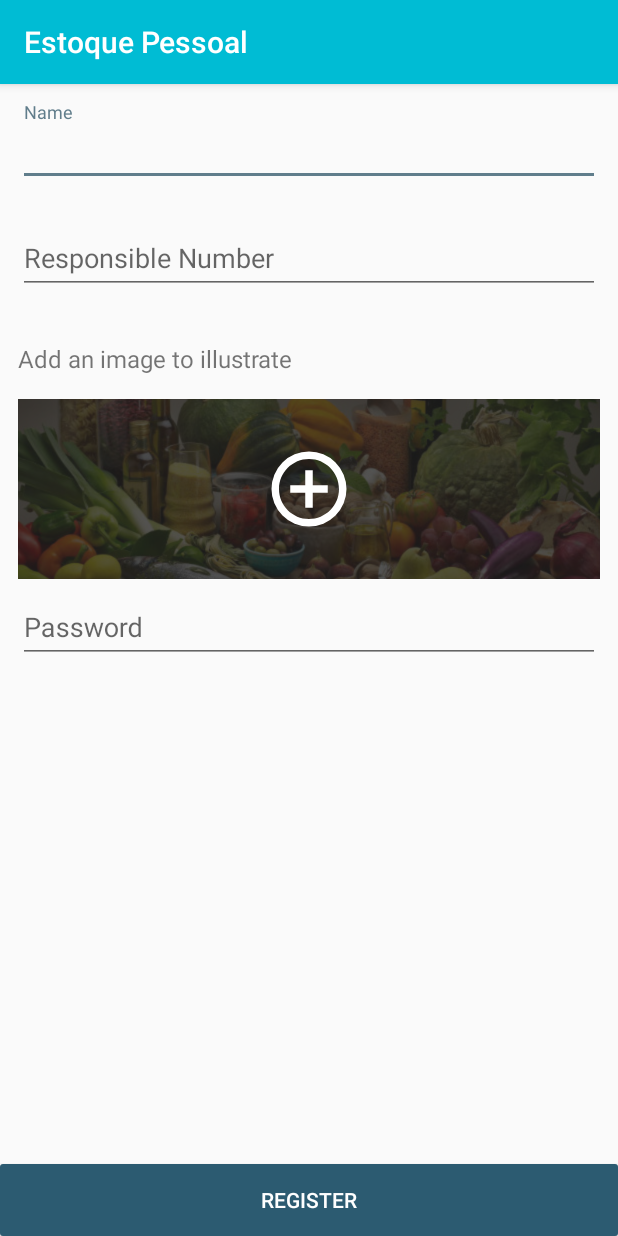
After one commit to hrick/EstoquePessoal, an Android app: the RegisterStockActivity screen opened directly, with no data from a screen before it, on a phone screen of 412 x 824 dp. The commit adds this screen. Run offline under Robolectric (Android 15) with nearby library versions, the phone set to English and light mode, and no system bars.

Commit message:
Form stock

```diff
--- a/app/src/main/java/br/com/hrick/estoquepessoal/entity/User.java
+++ b/app/src/main/java/br/com/hrick/estoquepessoal/entity/User.java
@@ -13,10 +13,10 @@ public class User {
     public static final String PASSWORD = "password";
 
     @SerializedName("usuario")
-    @DatabaseField(id = true)
+    @DatabaseField(id = true, columnName = USER)
     private String user;
     @SerializedName("senha")
-    @DatabaseField()
+    @DatabaseField(columnName = PASSWORD)
     private String password;
 
     public String getUser() {
--- /dev/null
+++ b/app/src/main/java/br/com/hrick/estoquepessoal/view/RegisterStockActivity.java
@@ -0,0 +1,15 @@
+package br.com.hrick.estoquepessoal.view;
+
+import android.support.v7.app.AppCompatActivity;
+import android.os.Bundle;
+
+import br.com.hrick.estoquepessoal.R;
+
+public class RegisterStockActivity extends AppCompatActivity {
+
+    @Override
+    protected void onCreate(Bundle savedInstanceState) {
+        super.onCreate(savedInstanceState);
+        setContentView(R.layout.activity_register_stock);
+    }
+}
--- /dev/null
+++ b/app/src/main/res/drawable/button_register.xml
@@ -0,0 +1,7 @@
+<?xml version="1.0" encoding="utf-8"?>
+<selector xmlns:android="http://schemas.android.com/apk/res/android">
+
+    <item android:drawable="@drawable/button_register_pressed_radius" android:state_pressed="true" />
+    <item android:drawable="@drawable/button_register_radius" />
+
+</selector>
--- /dev/null
+++ b/app/src/main/res/drawable/button_register_pressed_radius.xml
@@ -0,0 +1,9 @@
+<?xml version="1.0" encoding="utf-8"?>
+<shape xmlns:android="http://schemas.android.com/apk/res/android">
+
+    <solid android:color="@color/button_color" />
+
+
+    <corners android:radius="2dp" />
+
+</shape>
--- /dev/null
+++ b/app/src/main/res/drawable/button_register_radius.xml
@@ -0,0 +1,9 @@
+<?xml version="1.0" encoding="utf-8"?>
+<shape xmlns:android="http://schemas.android.com/apk/res/android">
+
+    <solid android:color="@color/button_click_color" />
+
+
+    <corners android:radius="2dp" />
+
+</shape>
--- /dev/null
+++ b/app/src/main/res/drawable/ic_circle_plus.xml
@@ -0,0 +1,8 @@
+<!-- drawable/plus_circle_outline.xml -->
+<vector xmlns:android="http://schemas.android.com/apk/res/android"
+    android:height="24dp"
+    android:width="24dp"
+    android:viewportWidth="24"
+    android:viewportHeight="24">
+    <path android:fillColor="#fff" android:pathData="M12,20C7.59,20 4,16.41 4,12C4,7.59 7.59,4 12,4C16.41,4 20,7.59 20,12C20,16.41 16.41,20 12,20M12,2A10,10 0 0,0 2,12A10,10 0 0,0 12,22A10,10 0 0,0 22,12A10,10 0 0,0 12,2M13,7H11V11H7V13H11V17H13V13H17V11H13V7Z" />
+</vector>
--- /dev/null
+++ b/app/src/main/res/layout/activity_register_stock.xml
@@ -0,0 +1,88 @@
+<?xml version="1.0" encoding="utf-8"?>
+<RelativeLayout xmlns:android="http://schemas.android.com/apk/res/android"
+    xmlns:app="http://schemas.android.com/apk/res-auto"
+    xmlns:tools="http://schemas.android.com/tools"
+    android:layout_width="match_parent"
+    android:layout_height="match_parent"
+    tools:context="br.com.hrick.estoquepessoal.view.RegisterStockActivity">
+
+    <LinearLayout
+        android:id="@+id/llFormStock"
+        android:layout_margin="@dimen/activity_margin_form"
+        android:layout_width="match_parent"
+        android:layout_height="wrap_content"
+        android:orientation="vertical">
+
+        <android.support.design.widget.TextInputLayout
+            android:id="@+id/tilName"
+            android:layout_width="match_parent"
+            android:layout_height="wrap_content">
+
+            <EditText
+                style="@style/EditTextCustom"
+                android:hint="@string/promp_name"
+                android:inputType="textCapSentences" />
+
+        </android.support.design.widget.TextInputLayout>
+
+        <android.support.design.widget.TextInputLayout
+            android:id="@+id/tilResponsibleNumber"
+            android:layout_width="match_parent"
+            android:layout_height="wrap_content">
+
+            <EditText
+                style="@style/EditTextCustom"
+                android:hint="@string/prompt_responsible_number"
+                android:inputType="number" />
+
+        </android.support.design.widget.TextInputLayout>
+
+        <TextView
+            android:layout_width="match_parent"
+            android:layout_height="wrap_content"
+            android:layout_marginTop="@dimen/activity_margin"
+            android:layout_marginBottom="@dimen/activity_margin"
+            android:textSize="@dimen/size_title"
+            android:text="@string/add_an_image_to_illustrate"/>
+
+        <FrameLayout
+            android:layout_width="match_parent"
+            android:layout_height="@dimen/container_card_height">
+
+            <ImageView
+                android:id="@+id/ivStock"
+                android:layout_width="match_parent"
+                android:layout_height="@dimen/container_card_height"
+                android:scaleType="centerCrop"
+                android:src="@drawable/alimentos_para_diabeticos" />
+            <View
+                android:layout_width="match_parent"
+                android:layout_height="@dimen/container_card_height"
+                android:background="@color/blck_overlay" />
+
+            <ImageView
+                android:id="@+id/ivPlus"
+                android:layout_gravity="center"
+                android:layout_width="@dimen/icon_circle_plus_layout_dimen"
+                android:layout_height="@dimen/icon_circle_plus_layout_dimen"
+                android:scaleType="centerCrop"
+                android:src="@drawable/ic_circle_plus" />
+
+        </FrameLayout>
+
+        <android.support.design.widget.TextInputLayout
+            android:id="@+id/tilPassword"
+            android:layout_width="match_parent"
+            android:layout_height="wrap_content">
+
+            <EditText
+                style="@style/EditTextCustom"
+                android:hint="@string/prompt_password"
+                android:inputType="textPassword" />
+
+        </android.support.design.widget.TextInputLayout>
+    </LinearLayout>
+    <Button
+        android:id="@+id/btRegister"
+        style="@style/ButtonRegister" />
+</RelativeLayout>
--- a/app/src/main/res/values/colors.xml
+++ b/app/src/main/res/values/colors.xml
@@ -4,8 +4,12 @@
     <color name="primary_dark">#0097A7</color>
     <color name="primary_light">#B2EBF2</color>
     <color name="accent">#607D8B</color>
+    <color name="button_color">#607D8B</color>
+    <color name="button_click_color">#2c5b71</color>
     <color name="primary_text">#212121</color>
+    <color name="blck_overlay">#c4212121</color>
     <color name="secondary_text">#757575</color>
     <color name="icons">#FFFFFF</color>
+    <color name="white">#FFFFFF</color>
     <color name="divider">#BDBDBD</color>
 </resources>
--- a/app/src/main/res/values/dimens.xml
+++ b/app/src/main/res/values/dimens.xml
@@ -2,6 +2,7 @@
 <resources>
     <dimen name="activity_horizontal_margin">16dp</dimen>
     <dimen name="activity_margin">16dp</dimen>
+    <dimen name="activity_margin_form">12dp</dimen>
     <dimen name="activity_vertical_margin">16dp</dimen>
     <dimen name="margin_edit_text">12dp</dimen>
     <dimen name="layout_height_edit_text">45dp</dimen>
@@ -14,5 +15,16 @@
     <dimen name="nav_header_height">160dp</dimen>
     <dimen name="fab_margin">16dp</dimen>
     <dimen name="text_margin">16dp</dimen>
+    <dimen name="card_elevation">2dp</dimen>
+    <dimen name="container_card_height">120dp</dimen>
+    <dimen name="icon_circle_plus_layout_dimen">60dp</dimen>
+    <dimen name="margion_card">12dp</dimen>
+    <dimen name="corner_radius_card">4dp</dimen>
+    <dimen name="text_card_size">20sp</dimen>
+    <dimen name="margin_tv_title_card">8dp</dimen>
+    <dimen name="size_title">16sp</dimen>
 
+    <dimen name="layout_height_logo">100dp</dimen>
+    <dimen name="layout_margin_logo">16dp</dimen>
+    <dimen name="button_height">48dp</dimen>
 </resources>
--- a/app/src/main/res/values/strings.xml
+++ b/app/src/main/res/values/strings.xml
@@ -35,5 +35,9 @@
     <string name="developer_name">Henrique F. Pereira</string>
     <string name="title_version">Version: %1$s</string>
     <string name="title_developer">Developer: %1$s</string>
+    <string name="promp_name">Name</string>
+    <string name="prompt_responsible_number">Responsible Number</string>
+    <string name="add_an_image_to_illustrate">Add an image to illustrate</string>
+    <string name="title_register">Register</string>
 
 </resources>
--- a/app/src/main/res/values/styles.xml
+++ b/app/src/main/res/values/styles.xml
@@ -21,6 +21,15 @@
         <item name="android:singleLine">true</item>
     </style>
 
+
+    <style name="EditTextCustom">
+        <item name="android:layout_width">match_parent</item>
+        <item name="android:layout_marginBottom">@dimen/activity_margin</item>
+        <item name="android:layout_height">wrap_content</item>
+        <item name="android:maxLines">1</item>
+        <item name="android:singleLine">true</item>
+    </style>
+
     <style name="AppTheme.NoActionBar">
         <item name="windowActionBar">false</item>
         <item name="windowNoTitle">true</item>
@@ -38,7 +47,14 @@
         <item name="android:scaleType">centerInside</item>
     </style>
 
+    <style name="ButtonRegister">
+        <item name="android:background">@drawable/button_register</item>
+        <item name="android:textColor">@color/white</item>
+        <item name="android:layout_width">match_parent</item>
+        <item name="android:layout_height">@dimen/button_height</item>
+        <item name="android:layout_alignParentBottom">true</item>
+        <item name="android:text">@string/title_register</item>
+    </style>
 
-    <dimen name="layout_height_logo">100dp</dimen>
-    <dimen name="layout_margin_logo">16dp</dimen>
+
 </resources>
```
Also changed, not shown: app/src/main/AndroidManifest.xml (+5 -2 lines), app/src/main/java/br/com/hrick/estoquepessoal/entity/Product.java (added, +69 -0 lines), app/src/main/java/br/com/hrick/estoquepessoal/entity/Stock.java (+81 -0 lines), app/src/main/java/br/com/hrick/estoquepessoal/view/RegisterProductActivity.java (added, +15 -0 lines), app/src/main/java/br/com/hrick/estoquepessoal/view/main/fragments/StockRecyclerViewAdapter.java (+30 -22 lines), app/src/main/res/layout/activity_register_product.xml (added, +9 -0 lines), app/src/main/res/layout/fragment_stock.xml (+46 -17 lines), app/src/main/res/drawable/alimentos_para_diabeticos.jpg (added), app/src/main/res/drawable/stock_place_holder.jpg (added).
